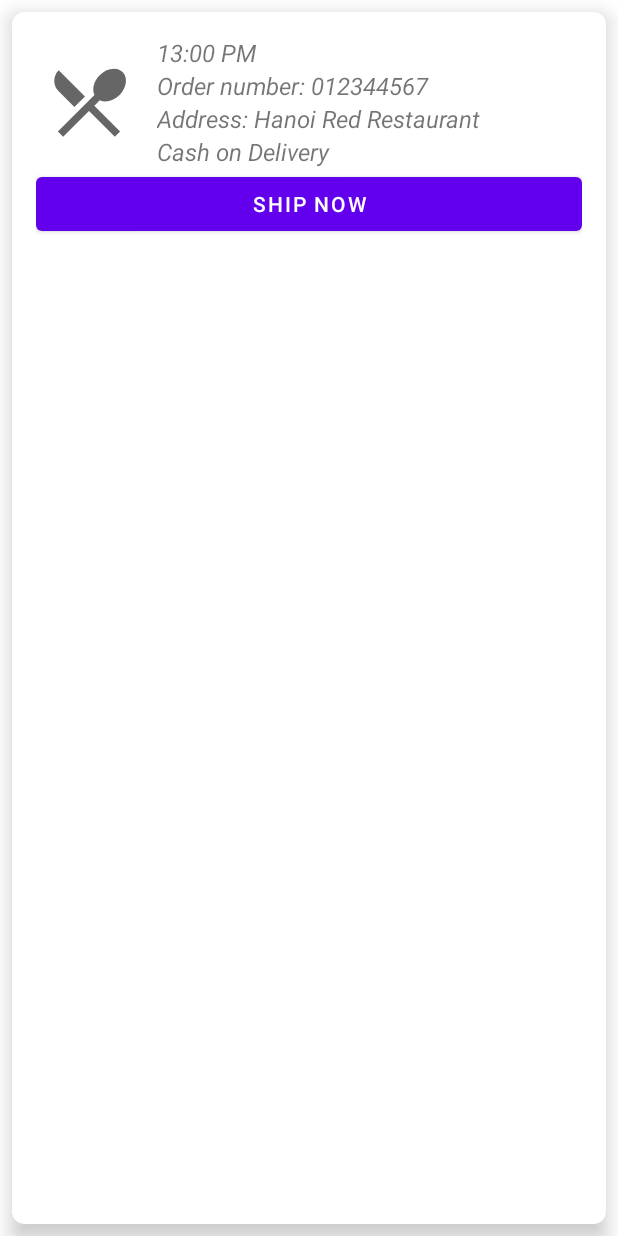
After one commit to SiThuc/EatItShipper, an Android app: the layout layout_order_shipper.xml on its own in the app's theme, with its tools: preview values and no code run, on a phone screen of 412 x 824 dp. The commit adds this screen. Run offline under Robolectric (Android 15) with nearby library versions, the phone set to English and light mode, and no system bars.

Commit message:
Display the orders that are designated to shippers

```diff
--- a/app/build.gradle
+++ b/app/build.gradle
@@ -51,4 +51,10 @@ dependencies {
     implementation 'com.android.support:multidex:1.0.3'
 
     implementation 'com.github.d-max:spots-dialog:1.1@aar'
+
+    implementation 'com.jakewharton:butterknife:10.1.0'
+    annotationProcessor 'com.jakewharton:butterknife-compiler:10.1.0'
+
+    implementation 'com.github.bumptech.glide:glide:4.9.0'
+    annotationProcessor 'com.github.bumptech.glide:compiler:4.9.0'
 }
--- a/app/src/main/java/com/example/eatitshipper/Common/Common.java
+++ b/app/src/main/java/com/example/eatitshipper/Common/Common.java
@@ -35,6 +35,7 @@ public class Common {
     public static final String NOTI_CONTENT = "content";
     public static ShipperUserModel currentShipperUser;
     public static final String TOKEN_REF = "Tokens";
+    public static final String SHIPPING_ORDER_REF = "ShippingOrder";
 
     public static void setSpanString(String welcome, String name, TextView textView) {
         SpannableStringBuilder builder = new SpannableStringBuilder(  );
--- /dev/null
+++ b/app/src/main/res/layout/layout_order_shipper.xml
@@ -0,0 +1,81 @@
+<?xml version="1.0" encoding="utf-8"?>
+<androidx.cardview.widget.CardView
+    xmlns:android="http://schemas.android.com/apk/res/android"
+    android:layout_width="match_parent"
+    android:layout_height="match_parent"
+    android:layout_margin="8dp"
+    xmlns:app="http://schemas.android.com/apk/res-auto"
+    app:cardCornerRadius="8dp"
+    app:cardElevation="8dp">
+    <LinearLayout
+        android:layout_width="match_parent"
+        android:layout_height="wrap_content"
+        android:orientation="vertical"
+        android:padding="16dp">
+
+        <LinearLayout
+            android:layout_width="match_parent"
+            android:layout_height="wrap_content"
+            android:orientation="horizontal"
+            android:weightSum="10">
+
+            <ImageView
+                android:id="@+id/img_food"
+                android:layout_width="0dp"
+                android:layout_height="60dp"
+                android:layout_gravity="center"
+                android:layout_weight="2"
+                android:layout_marginRight="10dp"
+                android:src="@drawable/ic_restaurant_menu_24"/>
+
+            <LinearLayout
+                android:layout_width="0dp"
+                android:layout_height="wrap_content"
+                android:layout_weight="8"
+                android:orientation="vertical">
+
+                <TextView
+                    android:id="@+id/txt_date"
+                    android:text="13:00 PM"
+                    android:layout_width="match_parent"
+                    android:layout_height="wrap_content"
+                    android:textSize="16sp"
+                    android:textStyle="italic"/>
+
+                <TextView
+                    android:id="@+id/txt_order_number"
+                    android:text="Order number: 012344567"
+                    android:layout_width="match_parent"
+                    android:layout_height="wrap_content"
+                    android:textSize="16sp"
+                    android:textStyle="italic"/>
+
+                <TextView
+                    android:id="@+id/txt_order_address"
+                    android:text="Address: Hanoi Red Restaurant"
+                    android:layout_width="match_parent"
+                    android:layout_height="wrap_content"
+                    android:textSize="16sp"
+                    android:textStyle="italic"/>
+
+                <TextView
+                    android:id="@+id/txt_order_payment"
+                    android:text="Cash on Delivery"
+                    android:layout_width="match_parent"
+                    android:layout_height="wrap_content"
+                    android:textSize="16sp"
+                    android:textStyle="italic"/>
+
+            </LinearLayout>
+        </LinearLayout>
+
+        <com.google.android.material.button.MaterialButton
+            android:id="@+id/btn_ship_now"
+            android:layout_width="match_parent"
+            android:layout_height="wrap_content"
+            android:layout_gravity="center"
+            android:text="Ship Now"/>
+
+
+    </LinearLayout>
+</androidx.cardview.widget.CardView>
--- a/app/src/main/res/values-night/themes.xml
+++ b/app/src/main/res/values-night/themes.xml
@@ -1,6 +1,6 @@
 <resources xmlns:tools="http://schemas.android.com/tools">
     <!-- Base application theme. -->
-    <style name="Theme.EatItShipper" parent="Theme.MaterialComponents.DayNight.DarkActionBar">
+    <style name="Theme.EatItShipper" parent="Theme.MaterialComponents.Light.NoActionBar">
         <!-- Primary brand color. -->
         <item name="colorPrimary">@color/purple_200</item>
         <item name="colorPrimaryVariant">@color/purple_700</item>
--- a/app/src/main/res/values/themes.xml
+++ b/app/src/main/res/values/themes.xml
@@ -1,6 +1,6 @@
 <resources xmlns:tools="http://schemas.android.com/tools">
     <!-- Base application theme. -->
-    <style name="Theme.EatItShipper" parent="Theme.MaterialComponents.DayNight.DarkActionBar">
+    <style name="Theme.EatItShipper" parent="Theme.MaterialComponents.Light.NoActionBar">
         <!-- Primary brand color. -->
         <item name="colorPrimary">@color/purple_500</item>
         <item name="colorPrimaryVariant">@color/purple_700</item>
```
Also changed, not shown: app/src/main/java/com/example/eatitshipper/Adapter/MyShippingOrderAdapter.java (added, +99 -0 lines), app/src/main/java/com/example/eatitshipper/HomeActivity.java (+1 -8 lines), app/src/main/java/com/example/eatitshipper/IShippingOrderCallbackListener.java (added, +10 -0 lines), app/src/main/java/com/example/eatitshipper/Model/CartItem.java (added, +119 -0 lines), app/src/main/java/com/example/eatitshipper/Model/OrderModel.java (added, +154 -0 lines), app/src/main/java/com/example/eatitshipper/Model/ShippingOrderModel.java (added, +59 -0 lines), app/src/main/java/com/example/eatitshipper/ui/home/HomeFragment.java (+36 -8 lines), app/src/main/java/com/example/eatitshipper/ui/home/HomeViewModel.java (+59 -6 lines), app/src/main/res/anim/item_animation_from_left.xml (added, +11 -0 lines), app/src/main/res/anim/layout_slide_from_left.xml (added, +7 -0 lines), app/src/main/res/layout/app_bar_main.xml (+0 -7 lines), app/src/main/res/layout/fragment_home.xml (+8 -17 lines).
